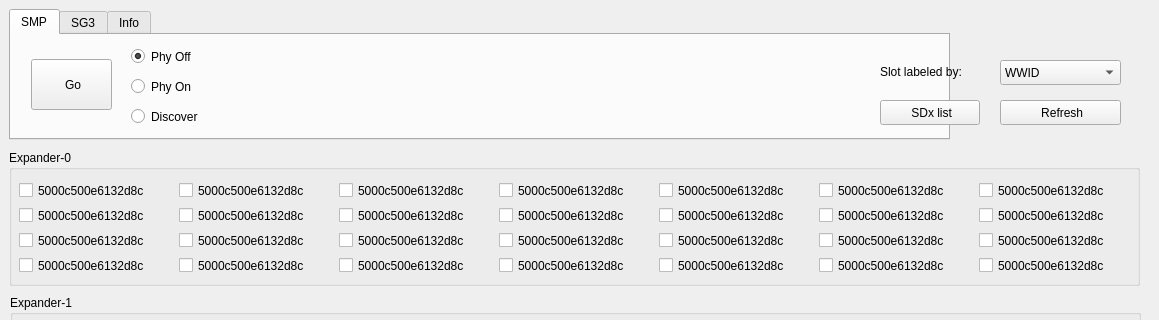
First picture: the form in widget.ui, repository JuihoChen/myDino, before the edit; both pictures show x 0 to 1159 and y 0 to 320 of the 1159 by 841 pixel window.
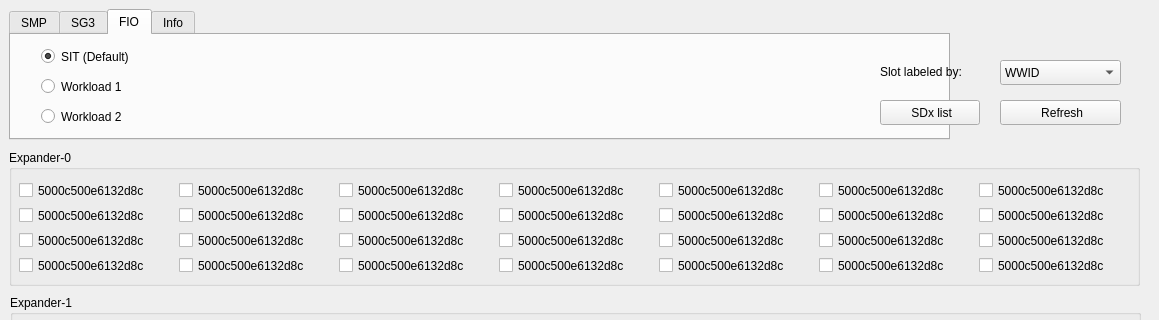
Second picture: the form after the edit. The open tabs and pages were chosen to show the change. Icons and pictures are not drawn.

Commit message: [NEW] 1. Add enumerations ENUM_TAB and ENUM_COMBO       2. Add a FIO tab to output two workloads for fio test scripts       3. Add member functions for workload scipts       4. Re-set label for (SSP, SATA) appendix in DeviceFunc::setDiscoverResp

Patch:
```diff
--- a/widget.ui
+++ b/widget.ui
@@ -127,6 +127,53 @@
      <string>SG3</string>
     </attribute>
    </widget>
+   <widget class="QWidget" name="tab_fio">
+    <attribute name="title">
+     <string>FIO</string>
+    </attribute>
+    <widget class="QRadioButton" name="radSit">
+     <property name="geometry">
+      <rect>
+       <x>30</x>
+       <y>10</y>
+       <width>112</width>
+       <height>23</height>
+      </rect>
+     </property>
+     <property name="text">
+      <string>SIT (Default)</string>
+     </property>
+     <property name="checked">
+      <bool>true</bool>
+     </property>
+    </widget>
+    <widget class="QRadioButton" name="radWl1">
+     <property name="geometry">
+      <rect>
+       <x>30</x>
+       <y>40</y>
+       <width>112</width>
+       <height>23</height>
+      </rect>
+     </property>
+     <property name="text">
+      <string>Workload 1</string>
+     </property>
+    </widget>
+    <widget class="QRadioButton" name="radWl2">
+     <property name="geometry">
+      <rect>
+       <x>30</x>
+       <y>70</y>
+       <width>112</width>
+       <height>23</height>
+      </rect>
+     </property>
+     <property name="text">
+      <string>Workload 2</string>
+     </property>
+    </widget>
+   </widget>
    <widget class="QWidget" name="tab_info">
     <attribute name="title">
      <string>Info</string>
```
The commit also changes 2 other files.
